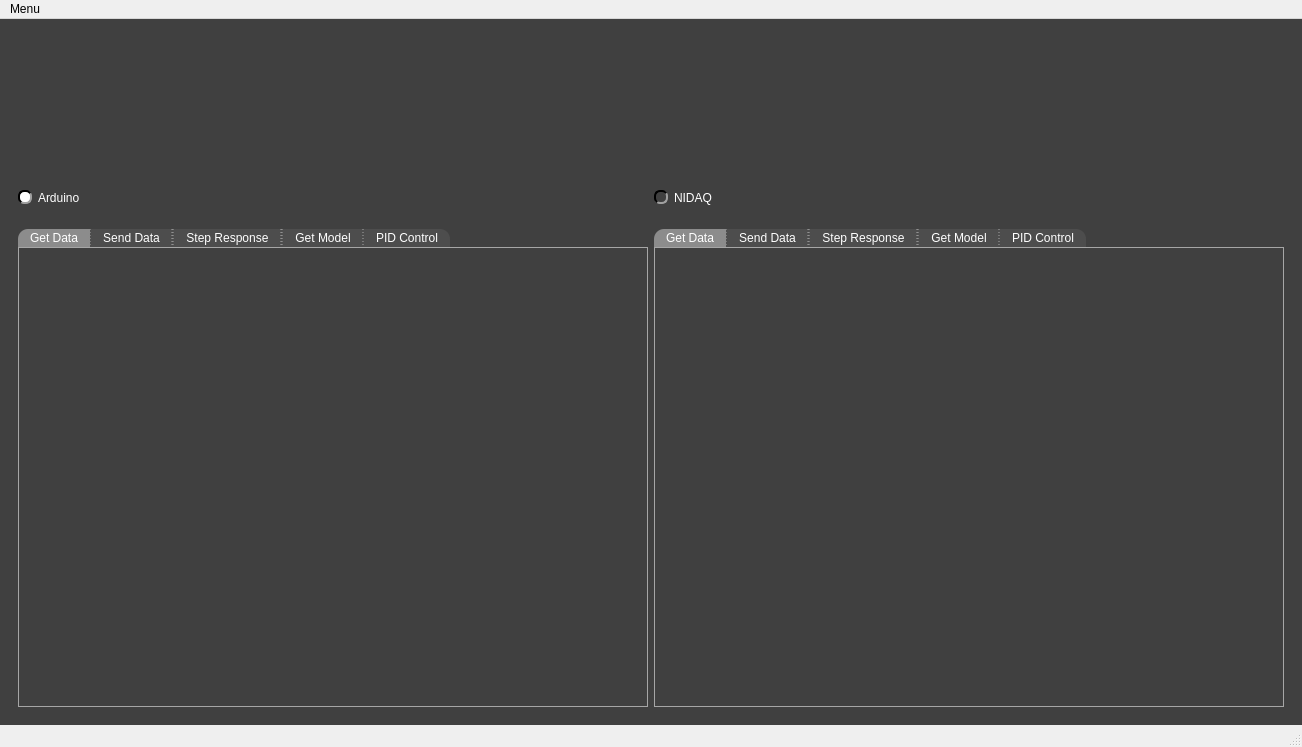
Old version of the form pydaq/uis/PyDAQ_Base.ui in the repository samirmartins/pydaq.
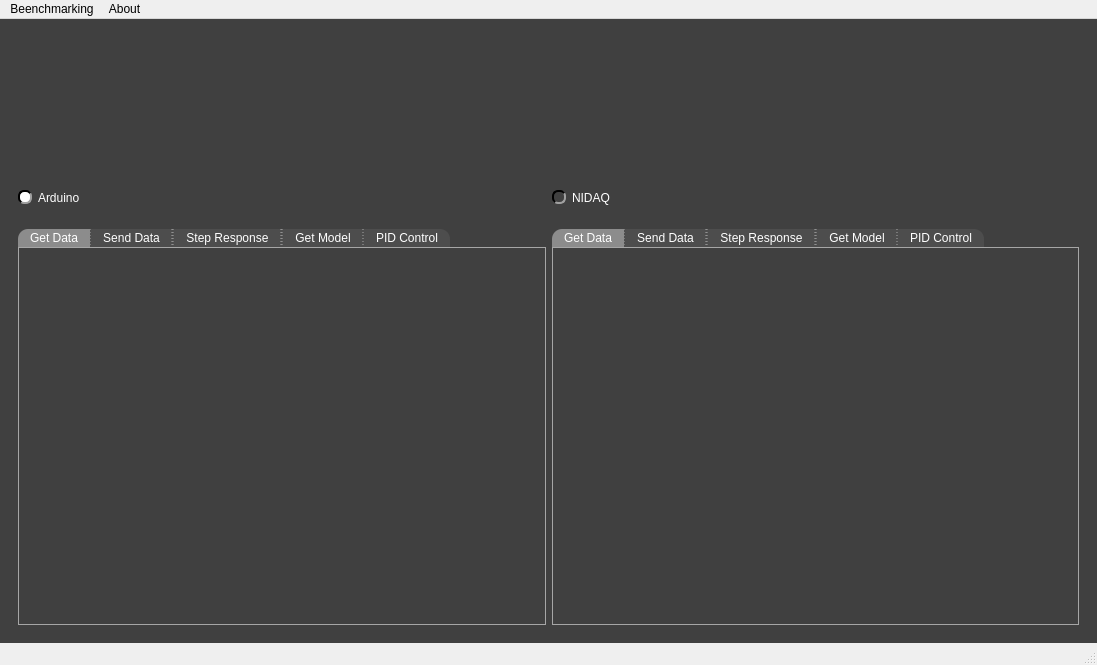
New version of the form. Icons and pictures are not drawn. Custom widgets are drawn as their Qt base class.

What changed in the file:
```diff
--- a/pydaq/uis/PyDAQ_Base.ui
+++ b/pydaq/uis/PyDAQ_Base.ui
@@ -6,8 +6,8 @@
    <rect>
     <x>0</x>
     <y>0</y>
-    <width>1302</width>
-    <height>747</height>
+    <width>1097</width>
+    <height>665</height>
    </rect>
   </property>
   <property name="minimumSize">
@@ -461,8 +461,8 @@
                <rect>
                 <x>0</x>
                 <y>0</y>
-                <width>610</width>
-                <height>418</height>
+                <width>507</width>
+                <height>335</height>
                </rect>
               </property>
               <layout class="QGridLayout" name="gridLayout_8">
@@ -622,8 +622,8 @@
                <rect>
                 <x>0</x>
                 <y>0</y>
-                <width>610</width>
-                <height>418</height>
+                <width>508</width>
+                <height>335</height>
                </rect>
               </property>
               <layout class="QGridLayout" name="gridLayout_11">
@@ -764,13 +764,13 @@
     <rect>
      <x>0</x>
      <y>0</y>
-     <width>1302</width>
+     <width>1097</width>
      <height>33</height>
     </rect>
    </property>
-   <widget class="QMenu" name="menuMenu">
+   <widget class="QMenu" name="menuBeenchmarking">
     <property name="title">
-     <string>Menu</string>
+     <string>Beenchmarking</string>
     </property>
     <widget class="QMenu" name="menuBenchmarking_2">
      <property name="title">
@@ -783,7 +783,14 @@
     <addaction name="menuBenchmarking_2"/>
     <addaction name="actionAbout"/>
    </widget>
-   <addaction name="menuMenu"/>
+   <widget class="QMenu" name="menuAbout">
+    <property name="title">
+     <string>About</string>
+    </property>
+    <addaction name="actionDocumentation"/>
+   </widget>
+   <addaction name="menuBeenchmarking"/>
+   <addaction name="menuAbout"/>
   </widget>
   <widget class="QStatusBar" name="statusbar"/>
   <action name="actionArduino">
```
Left out of the diff: 59 changed lines with no effect on the pictures.
